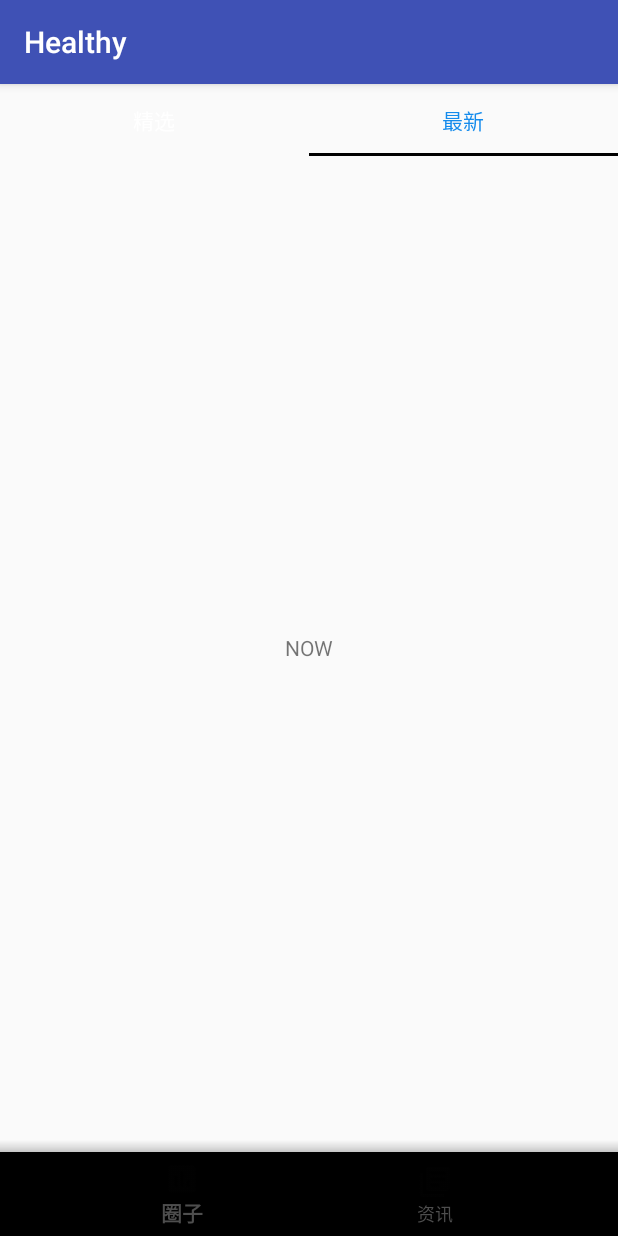
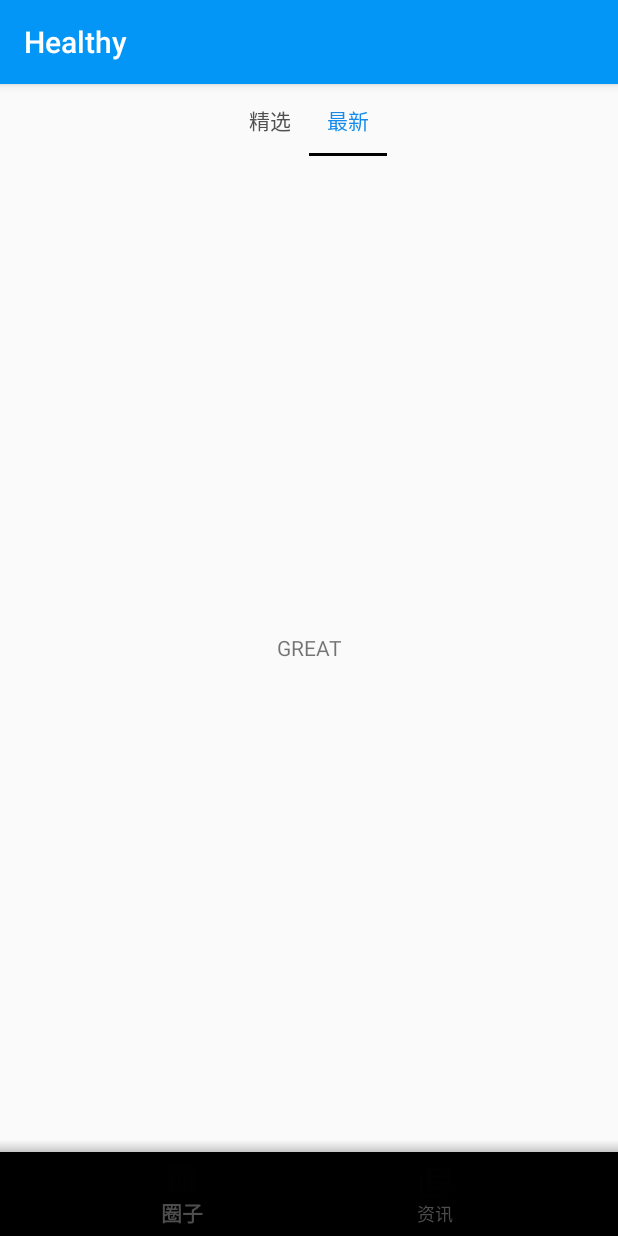
Before and after one commit to StoriesCao/Healthy, an Android app: the screen it shows after launch (MainActivity), tab 2 chosen, on a phone screen of 412 x 824 dp. Run offline under Robolectric (Android 15) with nearby library versions, the phone set to English and light mode, and no system bars.

Commit message:
improve some

```diff
--- a/app/src/main/java/com/stories/healthy/fragments/Moment.java
+++ b/app/src/main/java/com/stories/healthy/fragments/Moment.java
@@ -41,8 +41,8 @@ public class Moment extends Fragment {
         mTabNameList.add("最新");
         FragmentManager fragmentManager = getActivity().getSupportFragmentManager();
         MomentViewPaperAdapter momentViewPaperAdapter = new MomentViewPaperAdapter(fragmentManager, mTabNameList);
-        momentViewPaperAdapter.addFragment(new MomentGreat());
-        momentViewPaperAdapter.addFragment(new MomentNow());
+        momentViewPaperAdapter.addFragment(new MomentItem());
+        momentViewPaperAdapter.addFragment(new MomentItem());
         mViewPager.setAdapter(momentViewPaperAdapter);
 
 
--- a/app/src/main/java/com/stories/healthy/fragments/MomentGreat.java
+++ b/app/src/main/java/com/stories/healthy/fragments/MomentItem.java
@@ -13,11 +13,11 @@ import com.stories.healthy.R;
  * Created by Charlottecao on 9/26/17.
  */
 
-public class MomentGreat extends Fragment {
+public class MomentItem extends Fragment {
     @Nullable
     @Override
     public View onCreateView(LayoutInflater inflater, @Nullable ViewGroup container, @Nullable Bundle savedInstanceState) {
-        View view = inflater.inflate(R.layout.fragment_moment_great, container, false);
+        View view = inflater.inflate(R.layout.fragment_moment_item, container, false);
 
         return view;
     }
--- a/app/src/main/java/com/stories/healthy/fragments/MomentNow.java
+++ /dev/null
@@ -1,25 +0,0 @@
-package com.stories.healthy.fragments;
-
-import android.os.Bundle;
-import android.support.annotation.Nullable;
-import android.support.v4.app.Fragment;
-import android.view.LayoutInflater;
-import android.view.View;
-import android.view.ViewGroup;
-
-import com.stories.healthy.R;
-
-/**
- * Created by Charlottecao on 9/26/17.
- */
-
-public class MomentNow extends Fragment {
-
-    @Nullable
-    @Override
-    public View onCreateView(LayoutInflater inflater, @Nullable ViewGroup container, @Nullable Bundle savedInstanceState) {
-        View view = inflater.inflate(R.layout.fragment_moment_now, container, false);
-
-        return view;
-    }
-}
--- a/app/src/main/res/layout/fragment_moment.xml
+++ b/app/src/main/res/layout/fragment_moment.xml
@@ -5,18 +5,29 @@
     android:layout_width="match_parent"
     android:layout_height="match_parent">
 
-    <android.support.design.widget.TabLayout
-        android:id="@+id/moment_tab_layout"
+    <LinearLayout
+        android:id="@+id/moment_tab_layout_linear"
         android:layout_width="match_parent"
         android:layout_height="wrap_content"
-        app:tabSelectedTextColor="#148bec"
-        app:tabTextColor="#fff"
-        app:tabIndicatorColor="#000000"/>
+        android:orientation="vertical">
+
+        <android.support.design.widget.TabLayout
+            android:id="@+id/moment_tab_layout"
+            android:layout_width="wrap_content"
+            android:layout_height="wrap_content"
+            android:layout_gravity="center_horizontal"
+            app:tabIndicatorColor="#000000"
+            app:tabSelectedTextColor="#148bec"
+            app:tabTextColor="#515050"/>
+
+    </LinearLayout>
+
+
 
     <android.support.v4.view.ViewPager
         android:id="@+id/moment_view_paper"
         android:layout_width="match_parent"
         android:layout_height="match_parent"
-        android:layout_below="@id/moment_tab_layout"/>
+        android:layout_below="@id/moment_tab_layout_linear"/>
 
 </RelativeLayout>
--- a/app/src/main/res/layout/fragment_moment_now.xml
+++ /dev/null
@@ -1,13 +0,0 @@
-<?xml version="1.0" encoding="utf-8"?>
-<LinearLayout xmlns:android="http://schemas.android.com/apk/res/android"
-              android:layout_width="match_parent"
-              android:layout_height="match_parent">
-
-
-    <TextView
-        android:layout_width="match_parent"
-        android:layout_height="match_parent"
-        android:text="NOW"
-        android:gravity="center"/>
-
-</LinearLayout>
--- a/app/src/main/res/values/colors.xml
+++ b/app/src/main/res/values/colors.xml
@@ -1,6 +1,6 @@
 <?xml version="1.0" encoding="utf-8"?>
 <resources>
-    <color name="colorPrimary">#3F51B5</color>
-    <color name="colorPrimaryDark">#303F9F</color>
+    <color name="colorPrimary">#0496f7</color>
+    <color name="colorPrimaryDark">#0496f7</color>
     <color name="colorAccent">#FF4081</color>
 </resources>
```
Also changed, not shown: app/src/main/res/layout/fragment_moment_item.xml (renamed from app/src/main/res/layout/fragment_moment_great.xml).
